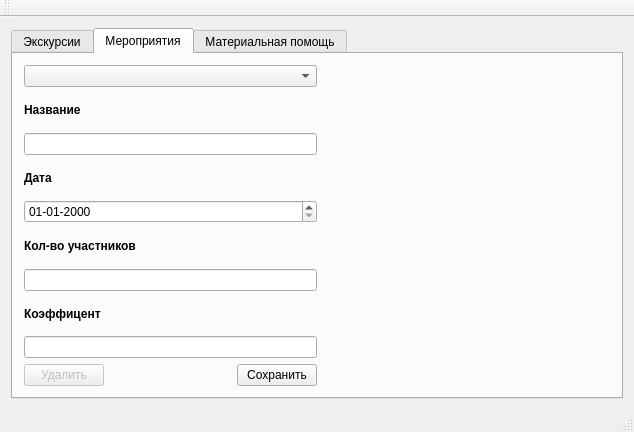
egornevezhin/profcom_cards, file profcom_cards/profkom.ui: the form before one commit.
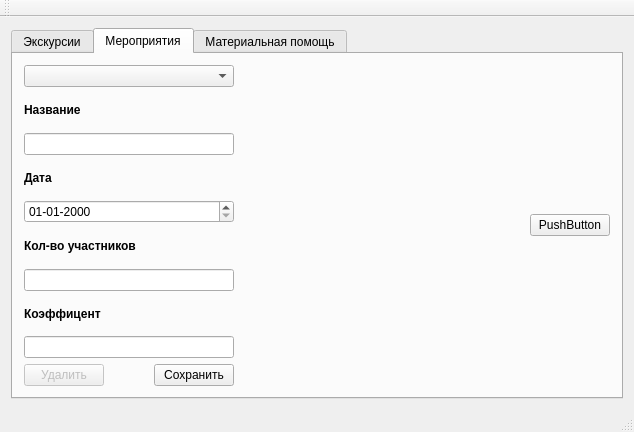
The form after the commit. The open tabs and pages were chosen to show the change.

Commit message: Работает все

What changed in the file:
```diff
--- a/profcom_cards/profkom.ui
+++ b/profcom_cards/profkom.ui
@@ -365,6 +365,13 @@
           </property>
          </spacer>
         </item>
+        <item>
+         <widget class="QPushButton" name="pushButton">
+          <property name="text">
+           <string>PushButton</string>
+          </property>
+         </widget>
+        </item>
        </layout>
       </widget>
       <widget class="QWidget" name="tab_3">
```
Left out of the diff: 7 changed lines with no effect on the pictures. The commit also changes 2 other files.
